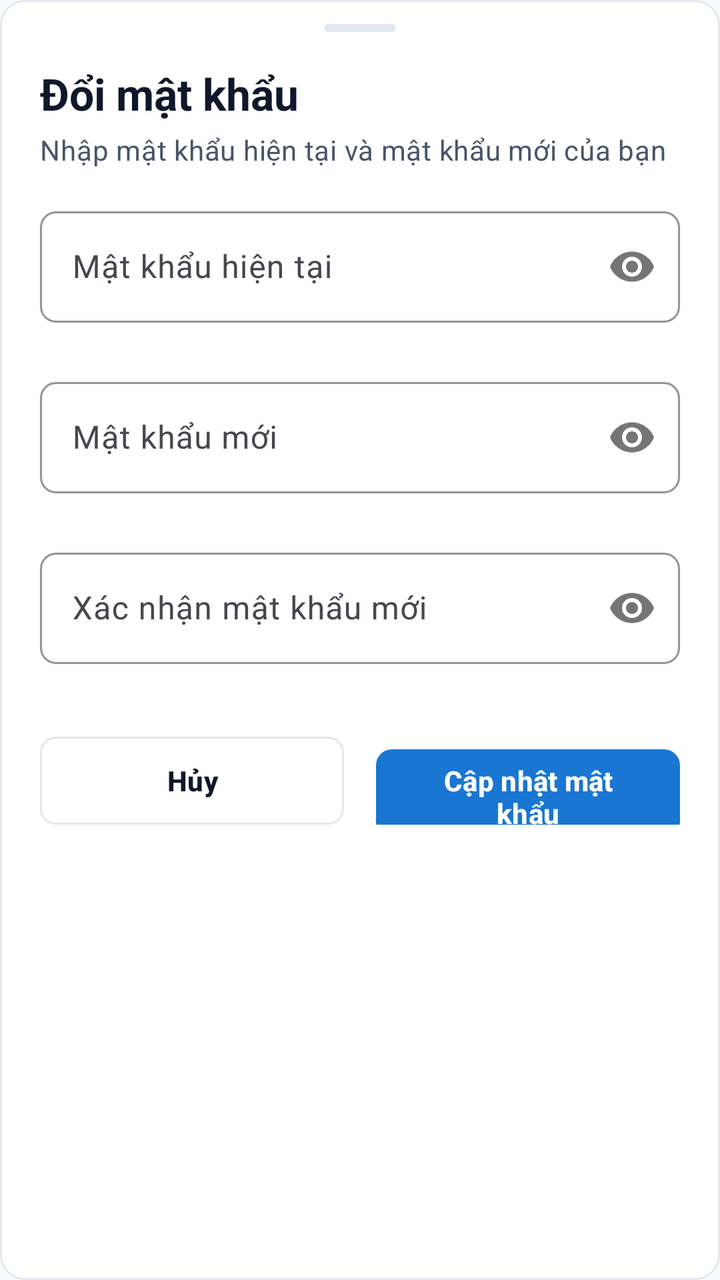
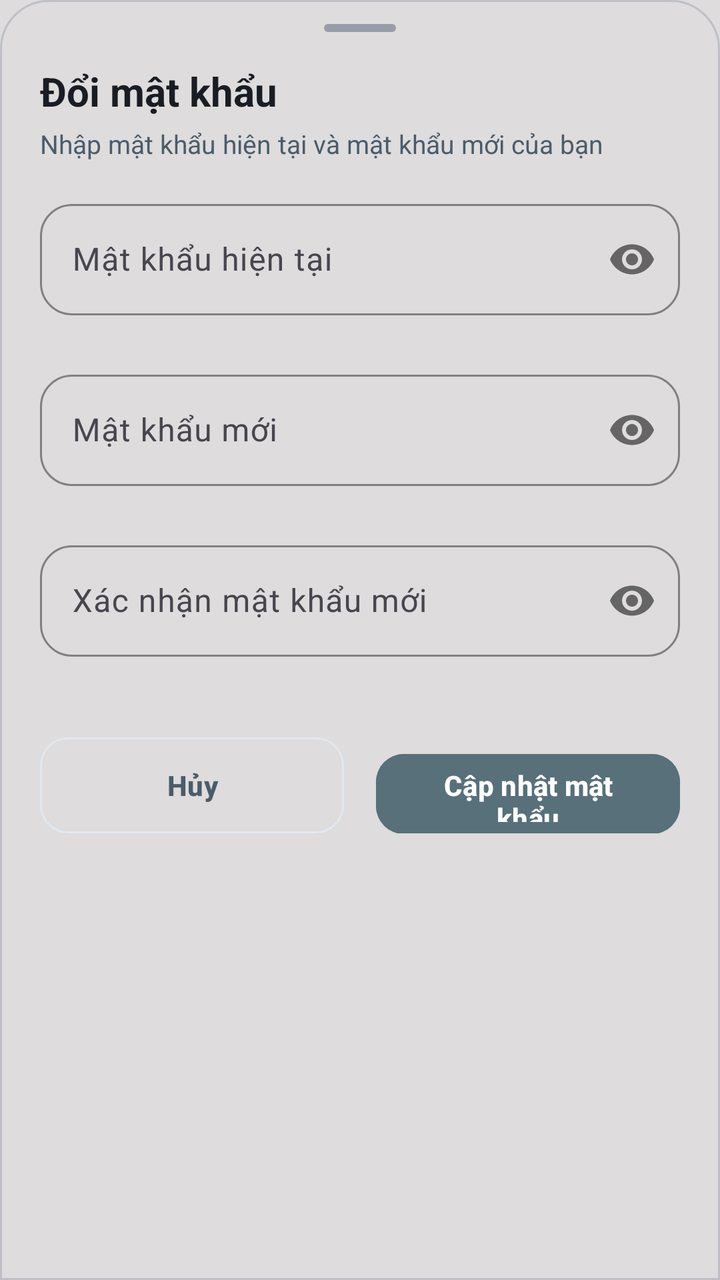

The first picture is an Android layout as it rendered before a commit; the second is the same layout after the commit. The layout source and the unified diff follow.
<!-- AndroidManifest.xml: application theme Theme.UniClassApp -->
<!-- res/layout/dialog_change_password_bottom_sheet.xml -->
<?xml version="1.0" encoding="utf-8"?>
<LinearLayout xmlns:android="http://schemas.android.com/apk/res/android"
    xmlns:app="http://schemas.android.com/apk/res-auto"
    android:layout_width="match_parent"
    android:layout_height="wrap_content"
    android:background="@drawable/bg_surface_card"
    android:orientation="vertical"
    android:paddingHorizontal="@dimen/space_20"
    android:paddingTop="@dimen/space_12"
    android:paddingBottom="@dimen/space_24">

    
    <View
        android:id="@+id/viewDragHandle"
        android:layout_width="36dp"
        android:layout_height="4dp"
        android:layout_gravity="center_horizontal"
        android:background="@drawable/bg_drag_handle" />

    
    <TextView
        android:id="@+id/tvChangePassTitle"
        style="@style/TextAppearance.EduLens.Headline"
        android:layout_width="match_parent"
        android:layout_height="wrap_content"
        android:layout_marginTop="@dimen/space_16"
        android:text="@string/change_pass_title" />

    
    <TextView
        android:id="@+id/tvChangePassDesc"
        style="@style/TextAppearance.EduLens.Body"
        android:layout_width="match_parent"
        android:layout_height="wrap_content"
        android:layout_marginTop="@dimen/space_4"
        android:text="@string/change_pass_desc" />

    
    <com.google.android.material.textfield.TextInputLayout
        android:id="@+id/tilCurrentPassword"
        style="@style/Widget.Material3.TextInputLayout.OutlinedBox"
        android:layout_width="match_parent"
        android:layout_height="wrap_content"
        android:layout_marginTop="@dimen/space_16"
        android:hint="@string/change_pass_current_hint"
        app:boxCornerRadiusBottomEnd="@dimen/radius_sm"
        app:boxCornerRadiusBottomStart="@dimen/radius_sm"
        app:boxCornerRadiusTopEnd="@dimen/radius_sm"
        app:boxCornerRadiusTopStart="@dimen/radius_sm"
        app:boxStrokeColor="@color/color_primary"
        app:errorEnabled="true"
        app:passwordToggleEnabled="true">

        <com.google.android.material.textfield.TextInputEditText
            android:id="@+id/etCurrentPassword"
            android:layout_width="match_parent"
            android:layout_height="wrap_content"
            android:inputType="textPassword"
            android:maxLines="1"
            android:singleLine="true"
            android:textColor="@color/text_primary" />
    </com.google.android.material.textfield.TextInputLayout>

    
    <com.google.android.material.textfield.TextInputLayout
        android:id="@+id/tilNewPassword"
        style="@style/Widget.Material3.TextInputLayout.OutlinedBox"
        android:layout_width="match_parent"
        android:layout_height="wrap_content"
        android:layout_marginTop="@dimen/space_4"
        android:hint="@string/change_pass_new_hint"
        app:boxCornerRadiusBottomEnd="@dimen/radius_sm"
        app:boxCornerRadiusBottomStart="@dimen/radius_sm"
        app:boxCornerRadiusTopEnd="@dimen/radius_sm"
        app:boxCornerRadiusTopStart="@dimen/radius_sm"
        app:boxStrokeColor="@color/color_primary"
        app:errorEnabled="true"
        app:passwordToggleEnabled="true">

        <com.google.android.material.textfield.TextInputEditText
            android:id="@+id/etNewPassword"
            android:layout_width="match_parent"
            android:layout_height="wrap_content"
            android:inputType="textPassword"
            android:maxLines="1"
            android:singleLine="true"
            android:textColor="@color/text_primary" />
    </com.google.android.material.textfield.TextInputLayout>

    
    <com.google.android.material.textfield.TextInputLayout
        android:id="@+id/tilConfirmPassword"
        style="@style/Widget.Material3.TextInputLayout.OutlinedBox"
        android:layout_width="match_parent"
        android:layout_height="wrap_content"
        android:layout_marginTop="@dimen/space_4"
        android:hint="@string/change_pass_confirm_hint"
        app:boxCornerRadiusBottomEnd="@dimen/radius_sm"
        app:boxCornerRadiusBottomStart="@dimen/radius_sm"
        app:boxCornerRadiusTopEnd="@dimen/radius_sm"
        app:boxCornerRadiusTopStart="@dimen/radius_sm"
        app:boxStrokeColor="@color/color_primary"
        app:errorEnabled="true"
        app:passwordToggleEnabled="true">

        <com.google.android.material.textfield.TextInputEditText
            android:id="@+id/etConfirmPassword"
            android:layout_width="match_parent"
            android:layout_height="wrap_content"
            android:inputType="textPassword"
            android:maxLines="1"
            android:singleLine="true"
            android:textColor="@color/text_primary" />
    </com.google.android.material.textfield.TextInputLayout>

    
    <ProgressBar
        android:id="@+id/pbLoading"
        android:layout_width="wrap_content"
        android:layout_height="wrap_content"
        android:layout_gravity="center_horizontal"
        android:layout_marginTop="@dimen/space_8"
        android:indeterminateTint="@color/color_primary"
        android:visibility="gone" />

    
    <LinearLayout
        android:layout_width="match_parent"
        android:layout_height="wrap_content"
        android:layout_marginTop="@dimen/space_16"
        android:orientation="horizontal">

        <com.google.android.material.button.MaterialButton
            android:id="@+id/btnCancel"
            style="@style/Widget.EduLens.Button.Outlined"
            android:layout_width="0dp"
            android:layout_height="44dp"
            android:layout_marginEnd="@dimen/space_8"
            android:layout_weight="1"
            android:text="@string/btn_cancel" />

        <com.google.android.material.button.MaterialButton
            android:id="@+id/btnSubmitChangePassword"
            style="@style/Widget.EduLens.Button.Filled"
            android:layout_width="0dp"
            android:layout_height="44dp"
            android:layout_marginStart="@dimen/space_8"
            android:layout_weight="1"
            android:text="@string/change_pass_btn_submit" />
    </LinearLayout>
</LinearLayout>
<!-- resources referenced by this layout -->
<resources>
  <color name="color_primary">#1976D2</color>
  <color name="text_primary">#0F172A</color>
  <dimen name="radius_sm">8dp</dimen>
  <dimen name="space_12">12dp</dimen>
  <dimen name="space_16">16dp</dimen>
  <dimen name="space_20">20dp</dimen>
  <dimen name="space_24">24dp</dimen>
  <dimen name="space_4">4dp</dimen>
  <dimen name="space_8">8dp</dimen>
  <!-- drawable bg_drag_handle (drawable) -->
  <?xml version="1.0" encoding="utf-8"?>
  <shape xmlns:android="http://schemas.android.com/apk/res/android"
      android:shape="rectangle">
      <corners android:radius="@dimen/radius_pill" />
      <solid android:color="@color/outline_border" />
      <size
          android:width="36dp"
          android:height="4dp" />
  </shape>
  <!-- drawable bg_surface_card (drawable) -->
  <?xml version="1.0" encoding="utf-8"?>
  <shape xmlns:android="http://schemas.android.com/apk/res/android"
      android:shape="rectangle">
      <solid android:color="@color/color_surface" />
      <stroke
          android:width="1dp"
          android:color="@color/outline_border" />
      <corners android:radius="@dimen/radius_md" />
  </shape>
  <string name="btn_cancel">Hủy</string>
  <string name="change_pass_btn_submit">Cập nhật mật khẩu</string>
  <string name="change_pass_confirm_hint">Xác nhận mật khẩu mới</string>
  <string name="change_pass_current_hint">Mật khẩu hiện tại</string>
  <string name="change_pass_desc">Nhập mật khẩu hiện tại và mật khẩu mới của bạn</string>
  <string name="change_pass_new_hint">Mật khẩu mới</string>
  <string name="change_pass_title">Đổi mật khẩu</string>
  <style name="TextAppearance.EduLens.Body" parent="TextAppearance.Material3.BodyMedium">
          <item name="android:textSize">14sp</item>
          <item name="android:textStyle">normal</item>
          <item name="android:textColor">@color/text_secondary</item>
      </style>
  <style name="TextAppearance.EduLens.Headline" parent="TextAppearance.Material3.HeadlineSmall">
          <item name="android:textSize">22sp</item>
          <item name="android:textStyle">bold</item>
          <item name="android:textColor">@color/text_primary</item>
      </style>
  <style name="Widget.EduLens.Button.Filled" parent="Widget.Material3.Button">
          <item name="android:minHeight">@dimen/button_height_md</item>
          <item name="android:insetTop">0dp</item>
          <item name="android:insetBottom">0dp</item>
          <item name="backgroundTint">@color/color_primary</item>
          <item name="android:textColor">@color/white</item>
          <item name="cornerRadius">@dimen/radius_sm</item>
          <item name="android:textAllCaps">false</item>
          <item name="android:textStyle">bold</item>
      </style>
  <dimen name="radius_pill">999dp</dimen>
  <color name="outline_border">#E2E8F0</color>
  <color name="color_surface">#FFFFFF</color>
  <dimen name="radius_md">12dp</dimen>
  <color name="text_secondary">#475569</color>
  <dimen name="button_height_md">40dp</dimen>
  <color name="white">#FFFFFFFF</color>
  <style name="Base.Theme.UniClassApp" parent="Theme.Material3.Light.NoActionBar">
          <item name="colorPrimary">@color/color_primary</item>
          <item name="colorPrimaryContainer">@color/color_primary_container</item>
          <item name="colorSecondary">@color/color_secondary</item>
          <item name="colorSecondaryContainer">@color/color_secondary_container</item>
          <item name="colorSurface">@color/color_surface</item>
          <item name="android:colorBackground">@color/color_background</item>
          <item name="colorError">@color/color_error</item>
          <item name="android:statusBarColor">@color/color_surface</item>
          <item name="android:windowLightStatusBar" tools:targetApi="m">true</item>
      </style>
  <color name="color_primary_container">#E3F2FD</color>
  <color name="color_secondary">#0288D1</color>
  <color name="color_secondary_container">#E0F2FE</color>
  <color name="color_background">#F8FAFC</color>
  <color name="color_error">#DC2626</color>
  <!-- unchanged entries left out for length: 2 -->
</resources>

<!-- the commit's change to res/layout/dialog_change_password_bottom_sheet.xml (unified diff, before → after) -->
@@ -3,11 +3,11 @@
     xmlns:app="http://schemas.android.com/apk/res-auto"
     android:layout_width="match_parent"
     android:layout_height="wrap_content"
-    android:background="@drawable/bg_surface_card"
+    android:background="@drawable/bg_unified_bottom_sheet"
     android:orientation="vertical"
-    android:paddingHorizontal="@dimen/space_20"
-    android:paddingTop="@dimen/space_12"
-    android:paddingBottom="@dimen/space_24">
+    android:paddingHorizontal="20dp"
+    android:paddingTop="12dp"
+    android:paddingBottom="28dp">
 
     
     <View
@@ -15,25 +15,28 @@
         android:layout_width="36dp"
         android:layout_height="4dp"
         android:layout_gravity="center_horizontal"
-        android:background="@drawable/bg_drag_handle" />
+        android:background="@drawable/bg_unified_drag_handle" />
 
     
     <TextView
         android:id="@+id/tvChangePassTitle"
-        style="@style/TextAppearance.EduLens.Headline"
         android:layout_width="match_parent"
         android:layout_height="wrap_content"
-        android:layout_marginTop="@dimen/space_16"
-        android:text="@string/change_pass_title" />
+        android:layout_marginTop="16dp"
+        android:text="@string/change_pass_title"
+        android:textColor="@color/uc_text_primary"
+        android:textSize="20sp"
+        android:textStyle="bold" />
 
     
     <TextView
         android:id="@+id/tvChangePassDesc"
-        style="@style/TextAppearance.EduLens.Body"
         android:layout_width="match_parent"
         android:layout_height="wrap_content"
-        android:layout_marginTop="@dimen/space_4"
-        android:text="@string/change_pass_desc" />
+        android:layout_marginTop="4dp"
+        android:text="@string/change_pass_desc"
+        android:textColor="@color/uc_text_secondary"
+        android:textSize="13sp" />
 
     
     <com.google.android.material.textfield.TextInputLayout
@@ -41,13 +44,13 @@
         style="@style/Widget.Material3.TextInputLayout.OutlinedBox"
         android:layout_width="match_parent"
         android:layout_height="wrap_content"
-        android:layout_marginTop="@dimen/space_16"
+        android:layout_marginTop="16dp"
         android:hint="@string/change_pass_current_hint"
-        app:boxCornerRadiusBottomEnd="@dimen/radius_sm"
-        app:boxCornerRadiusBottomStart="@dimen/radius_sm"
-        app:boxCornerRadiusTopEnd="@dimen/radius_sm"
-        app:boxCornerRadiusTopStart="@dimen/radius_sm"
-        app:boxStrokeColor="@color/color_primary"
+        app:boxCornerRadiusBottomEnd="16dp"
+        app:boxCornerRadiusBottomStart="16dp"
+        app:boxCornerRadiusTopEnd="16dp"
+        app:boxCornerRadiusTopStart="16dp"
+        app:boxStrokeColor="@color/p2_teal"
         app:errorEnabled="true"
         app:passwordToggleEnabled="true">
 
@@ -58,7 +61,7 @@
             android:inputType="textPassword"
             android:maxLines="1"
             android:singleLine="true"
-            android:textColor="@color/text_primary" />
+            android:textColor="@color/uc_text_primary" />
     </com.google.android.material.textfield.TextInputLayout>
 
     
@@ -67,13 +70,13 @@
         style="@style/Widget.Material3.TextInputLayout.OutlinedBox"
         android:layout_width="match_parent"
         android:layout_height="wrap_content"
-        android:layout_marginTop="@dimen/space_4"
+        android:layout_marginTop="4dp"
         android:hint="@string/change_pass_new_hint"
-        app:boxCornerRadiusBottomEnd="@dimen/radius_sm"
-        app:boxCornerRadiusBottomStart="@dimen/radius_sm"
-        app:boxCornerRadiusTopEnd="@dimen/radius_sm"
-        app:boxCornerRadiusTopStart="@dimen/radius_sm"
-        app:boxStrokeColor="@color/color_primary"
+        app:boxCornerRadiusBottomEnd="16dp"
+        app:boxCornerRadiusBottomStart="16dp"
+        app:boxCornerRadiusTopEnd="16dp"
+        app:boxCornerRadiusTopStart="16dp"
+        app:boxStrokeColor="@color/p2_teal"
         app:errorEnabled="true"
         app:passwordToggleEnabled="true">
 
@@ -84,7 +87,7 @@
             android:inputType="textPassword"
             android:maxLines="1"
             android:singleLine="true"
-            android:textColor="@color/text_primary" />
+            android:textColor="@color/uc_text_primary" />
     </com.google.android.material.textfield.TextInputLayout>
 
     
@@ -93,13 +96,13 @@
         style="@style/Widget.Material3.TextInputLayout.OutlinedBox"
         android:layout_width="match_parent"
         android:layout_height="wrap_content"
-        android:layout_marginTop="@dimen/space_4"
+        android:layout_marginTop="4dp"
         android:hint="@string/change_pass_confirm_hint"
-        app:boxCornerRadiusBottomEnd="@dimen/radius_sm"
-        app:boxCornerRadiusBottomStart="@dimen/radius_sm"
-        app:boxCornerRadiusTopEnd="@dimen/radius_sm"
-        app:boxCornerRadiusTopStart="@dimen/radius_sm"
-        app:boxStrokeColor="@color/color_primary"
+        app:boxCornerRadiusBottomEnd="16dp"
+        app:boxCornerRadiusBottomStart="16dp"
+        app:boxCornerRadiusTopEnd="16dp"
+        app:boxCornerRadiusTopStart="16dp"
+        app:boxStrokeColor="@color/p2_teal"
         app:errorEnabled="true"
         app:passwordToggleEnabled="true">
 
@@ -110,7 +113,7 @@
             android:inputType="textPassword"
             android:maxLines="1"
             android:singleLine="true"
-            android:textColor="@color/text_primary" />
+            android:textColor="@color/uc_text_primary" />
     </com.google.android.material.textfield.TextInputLayout>
 
     
@@ -119,33 +122,39 @@
         android:layout_width="wrap_content"
         android:layout_height="wrap_content"
         android:layout_gravity="center_horizontal"
-        android:layout_marginTop="@dimen/space_8"
-        android:indeterminateTint="@color/color_primary"
+        android:layout_marginTop="8dp"
+        android:indeterminateTint="@color/p2_teal"
         android:visibility="gone" />
 
     
     <LinearLayout
         android:layout_width="match_parent"
         android:layout_height="wrap_content"
-        android:layout_marginTop="@dimen/space_16"
+        android:layout_marginTop="20dp"
         android:orientation="horizontal">
 
         <com.google.android.material.button.MaterialButton
             android:id="@+id/btnCancel"
             style="@style/Widget.EduLens.Button.Outlined"
             android:layout_width="0dp"
-            android:layout_height="44dp"
-            android:layout_marginEnd="@dimen/space_8"
+            android:layout_height="48dp"
+            android:layout_marginEnd="8dp"
             android:layout_weight="1"
-            android:text="@string/btn_cancel" />
+            android:strokeColor="@color/uc_border_card"
+            android:text="@string/btn_cancel"
+            android:textColor="@color/uc_text_secondary"
+            app:cornerRadius="14dp" />
 
         <com.google.android.material.button.MaterialButton
             android:id="@+id/btnSubmitChangePassword"
-            style="@style/Widget.EduLens.Button.Filled"
             android:layout_width="0dp"
-            android:layout_height="44dp"
-            android:layout_marginStart="@dimen/space_8"
+            android:layout_height="48dp"
+            android:layout_marginStart="8dp"
             android:layout_weight="1"
-            android:text="@string/change_pass_btn_submit" />
+            android:backgroundTint="@color/p2_teal"
+            android:text="@string/change_pass_btn_submit"
+            android:textColor="#FFFFFF"
+            android:textStyle="bold"
+            app:cornerRadius="14dp" />
     </LinearLayout>
 </LinearLayout>
<!-- resource entries referenced after the edit -->
@@ -1,34 +1,30 @@
 <!-- resources referenced by this layout -->
 <resources>
-  <color name="color_primary">#1976D2</color>
-  <color name="text_primary">#0F172A</color>
-  <dimen name="radius_sm">8dp</dimen>
-  <dimen name="space_12">12dp</dimen>
-  <dimen name="space_16">16dp</dimen>
-  <dimen name="space_20">20dp</dimen>
-  <dimen name="space_24">24dp</dimen>
-  <dimen name="space_4">4dp</dimen>
-  <dimen name="space_8">8dp</dimen>
-  <!-- drawable bg_drag_handle (drawable) -->
+  <color name="p2_teal">#57707A</color>
+  <color name="uc_border_card">#73989DAA</color>
+  <color name="uc_text_primary">#191D23</color>
+  <color name="uc_text_secondary">#4A5C6A</color>
+  <!-- drawable bg_unified_bottom_sheet (drawable) -->
   <?xml version="1.0" encoding="utf-8"?>
   <shape xmlns:android="http://schemas.android.com/apk/res/android"
       android:shape="rectangle">
-      <corners android:radius="@dimen/radius_pill" />
-      <solid android:color="@color/outline_border" />
-      <size
-          android:width="36dp"
-          android:height="4dp" />
+      <solid android:color="@color/uc_bg_bottom_nav" />
+      <corners
+          android:topLeftRadius="24dp"
+          android:topRightRadius="24dp" />
+      <stroke
+          android:width="1dp"
+          android:color="@color/uc_border_card" />
   </shape>
-  <!-- drawable bg_surface_card (drawable) -->
+  <!-- drawable bg_unified_drag_handle (drawable) -->
   <?xml version="1.0" encoding="utf-8"?>
   <shape xmlns:android="http://schemas.android.com/apk/res/android"
       android:shape="rectangle">
-      <solid android:color="@color/color_surface" />
-      <stroke
-          android:width="1dp"
-          android:color="@color/outline_border" />
-      <corners android:radius="@dimen/radius_md" />
+      <solid android:color="@color/p2_surface" />
+      <corners android:radius="999dp" />
   </shape>
+  <color name="text_primary">#0F172A</color>
+  <dimen name="radius_sm">8dp</dimen>
   <string name="btn_cancel">Hủy</string>
   <string name="change_pass_btn_submit">Cập nhật mật khẩu</string>
   <string name="change_pass_confirm_hint">Xác nhận mật khẩu mới</string>
@@ -36,48 +32,21 @@
   <string name="change_pass_desc">Nhập mật khẩu hiện tại và mật khẩu mới của bạn</string>
   <string name="change_pass_new_hint">Mật khẩu mới</string>
   <string name="change_pass_title">Đổi mật khẩu</string>
-  <style name="TextAppearance.EduLens.Body" parent="TextAppearance.Material3.BodyMedium">
-          <item name="android:textSize">14sp</item>
-          <item name="android:textStyle">normal</item>
-          <item name="android:textColor">@color/text_secondary</item>
-      </style>
-  <style name="TextAppearance.EduLens.Headline" parent="TextAppearance.Material3.HeadlineSmall">
-          <item name="android:textSize">22sp</item>
-          <item name="android:textStyle">bold</item>
-          <item name="android:textColor">@color/text_primary</item>
-      </style>
-  <style name="Widget.EduLens.Button.Filled" parent="Widget.Material3.Button">
-          <item name="android:minHeight">@dimen/button_height_md</item>
-          <item name="android:insetTop">0dp</item>
-          <item name="android:insetBottom">0dp</item>
-          <item name="backgroundTint">@color/color_primary</item>
-          <item name="android:textColor">@color/white</item>
-          <item name="cornerRadius">@dimen/radius_sm</item>
-          <item name="android:textAllCaps">false</item>
-          <item name="android:textStyle">bold</item>
-      </style>
-  <dimen name="radius_pill">999dp</dimen>
+  <color name="uc_bg_bottom_nav">@color/uc_bg_canvas</color>
+  <color name="p2_surface">#989DAA</color>
   <color name="outline_border">#E2E8F0</color>
-  <color name="color_surface">#FFFFFF</color>
-  <dimen name="radius_md">12dp</dimen>
-  <color name="text_secondary">#475569</color>
   <dimen name="button_height_md">40dp</dimen>
-  <color name="white">#FFFFFFFF</color>
-  <style name="Base.Theme.UniClassApp" parent="Theme.Material3.Light.NoActionBar">
-          <item name="colorPrimary">@color/color_primary</item>
-          <item name="colorPrimaryContainer">@color/color_primary_container</item>
-          <item name="colorSecondary">@color/color_secondary</item>
-          <item name="colorSecondaryContainer">@color/color_secondary_container</item>
-          <item name="colorSurface">@color/color_surface</item>
-          <item name="android:colorBackground">@color/color_background</item>
+  <style name="Base.Theme.UniClassApp" parent="Theme.Material3.DayNight.NoActionBar">
+          <item name="colorPrimary">@color/p2_teal</item>
+          <item name="colorSecondary">@color/p2_lavender</item>
+          <item name="colorSurface">@color/uc_bg_canvas</item>
+          <item name="android:colorBackground">@color/uc_bg_canvas</item>
           <item name="colorError">@color/color_error</item>
-          <item name="android:statusBarColor">@color/color_surface</item>
+          <item name="android:statusBarColor">@color/uc_bg_canvas</item>
           <item name="android:windowLightStatusBar" tools:targetApi="m">true</item>
       </style>
-  <color name="color_primary_container">#E3F2FD</color>
-  <color name="color_secondary">#0288D1</color>
-  <color name="color_secondary_container">#E0F2FE</color>
-  <color name="color_background">#F8FAFC</color>
+  <color name="uc_bg_canvas">#DEDCDC</color>
+  <color name="p2_lavender">#C5BAC4</color>
   <color name="color_error">#DC2626</color>
   <!-- unchanged entries left out for length: 2 -->
 </resources>
